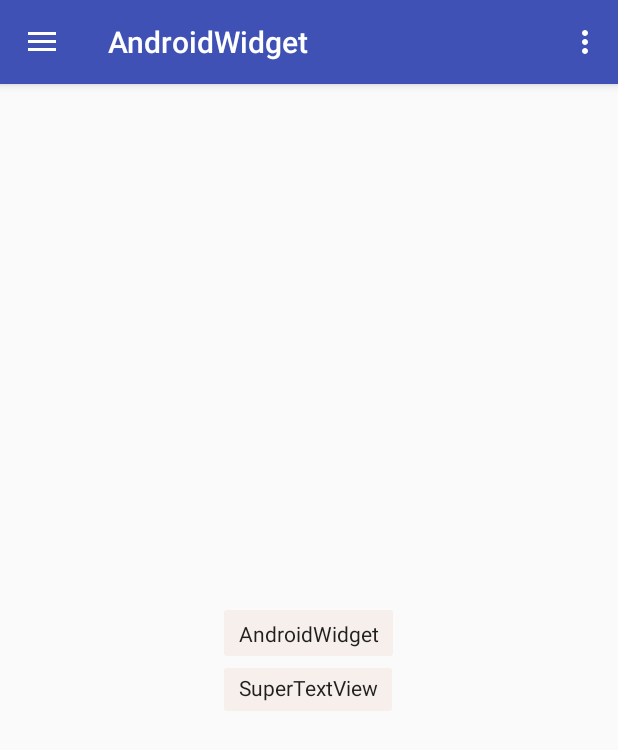
After one commit to supercoeus/AndroidWidget, an Android app: the fragment SuperTextViewFragment placed in its activity, on a phone screen of 412 x 824 dp. The commit adds this screen. Shown: the top 750 px of the screen. Run offline under Robolectric (Android 15) with nearby library versions, the light colour scheme and no system bars.

Commit message:
Add super text view

```diff
--- a/app/build.gradle
+++ b/app/build.gradle
@@ -5,7 +5,7 @@ android {
     buildToolsVersion "26.0.2"
     defaultConfig {
         applicationId "com.github.airsaid.androidwidget"
-        minSdkVersion 14
+        minSdkVersion 16
         targetSdkVersion 26
         versionCode 1
         versionName "1.0"
--- a/app/src/main/java/com/github/airsaid/androidwidget/MainFragment.java
+++ b/app/src/main/java/com/github/airsaid/androidwidget/MainFragment.java
@@ -12,6 +12,7 @@ import android.view.ViewGroup;
 import com.github.airsaid.androidwidget.adapter.ItemAdapter;
 import com.github.airsaid.androidwidget.data.Item;
 import com.github.airsaid.androidwidget.ui.AmountViewFragment;
+import com.github.airsaid.androidwidget.ui.SuperTextViewFragment;
 
 import java.util.ArrayList;
 import java.util.List;
@@ -44,7 +45,7 @@ public class MainFragment extends Fragment{
         mItems = new ArrayList<>();
 
         mItems.add(new Item("AmountView（数量加减控件）", AmountViewFragment.class));
-
+        mItems.add(new Item("SuperTextView（增强版 TextView）", SuperTextViewFragment.class));
 
         mItemAdapter.setNewData(mItems);
         mItemAdapter.setOnItemClickCallback(new ItemAdapter.OnItemClickCallback() {
--- /dev/null
+++ b/app/src/main/java/com/github/airsaid/androidwidget/ui/SuperTextViewFragment.java
@@ -0,0 +1,27 @@
+package com.github.airsaid.androidwidget.ui;
+
+import android.os.Bundle;
+import android.support.annotation.Nullable;
+import android.support.v4.app.Fragment;
+import android.view.LayoutInflater;
+import android.view.View;
+import android.view.ViewGroup;
+
+import com.github.airsaid.androidwidget.R;
+
+/**
+ * @author airsaid
+ */
+public class SuperTextViewFragment extends Fragment {
+
+    @Nullable
+    @Override
+    public View onCreateView(LayoutInflater inflater, @Nullable ViewGroup container, @Nullable Bundle savedInstanceState) {
+        return inflater.inflate(R.layout.fragment_super_text_view, container, false);
+    }
+
+    @Override
+    public void onViewCreated(View view, @Nullable Bundle savedInstanceState) {
+        super.onViewCreated(view, savedInstanceState);
+    }
+}
--- /dev/null
+++ b/app/src/main/java/com/github/airsaid/androidwidget/widget/SuperTextView.java
@@ -0,0 +1,90 @@
+package com.github.airsaid.androidwidget.widget;
+
+import android.content.Context;
+import android.content.res.TypedArray;
+import android.graphics.Canvas;
+import android.graphics.Rect;
+import android.graphics.drawable.Drawable;
+import android.support.annotation.Nullable;
+import android.support.v7.widget.AppCompatTextView;
+import android.text.Layout;
+import android.util.AttributeSet;
+
+import com.github.airsaid.androidwidget.R;
+
+/**
+ * @author airsaid
+ *
+ * 增加版 TextView. (目前只有根据项目需求进行扩展的, 后续还会进行增加更多功能)
+ */
+public class SuperTextView extends AppCompatTextView {
+
+    /** 背景 (与原有背景不同的是, 它会忽略掉文字的行间距) */
+    private Drawable mSuperBackground;
+
+    Rect mBounds = new Rect();
+
+    public SuperTextView(Context context) {
+        this(context, null);
+    }
+
+    public SuperTextView(Context context, @Nullable AttributeSet attrs) {
+        this(context, attrs, 0);
+    }
+
+    public SuperTextView(Context context, @Nullable AttributeSet attrs, int defStyleAttr) {
+        super(context, attrs, defStyleAttr);
+        TypedArray a = context.obtainStyledAttributes(attrs, R.styleable.SuperTextView);
+        mSuperBackground = a.getDrawable(R.styleable.SuperTextView_stv_background);
+        a.recycle();
+    }
+
+    @Override
+    protected void onDraw(Canvas canvas) {
+        drawSuperBackground(canvas);
+        super.onDraw(canvas);
+    }
+
+    private void drawSuperBackground(Canvas canvas){
+        if (mSuperBackground != null) {
+            int pl = getPaddingLeft();
+            int pr = getPaddingRight();
+            int pt = getPaddingTop();
+            int pb = getPaddingBottom();
+            Layout layout = getLayout();
+            int lineCount = layout.getLineCount();
+            int lineSpacingExtra = (int) getLineSpacingExtra();
+            for (int i = 0; i < lineCount; i++) {
+                mBounds.left   = (int) layout.getLineLeft(i);
+                mBounds.right  = (int) (layout.getLineRight(i) + pl + pr);
+                mBounds.top    = layout.getLineTop(i);
+                int lineBottom = layout.getLineBottom(i);
+                mBounds.bottom = i != lineCount - 1 ? lineBottom - lineSpacingExtra + pt + pt
+                        : lineBottom + pt + pb;
+                canvas.save();
+                mSuperBackground.setBounds(mBounds);
+                mSuperBackground.draw(canvas);
+                canvas.restore();
+            }
+        }
+    }
+
+    /**
+     * 设置 super 背景.
+     * @param drawable 背景 drawable.
+     */
+    public void setSuperBackground(Drawable drawable){
+        if(drawable != mSuperBackground){
+            mSuperBackground = drawable;
+            invalidate();
+        }
+    }
+
+    /**
+     * 获取 super 背景.
+     * @return 背景 drawable.
+     */
+    public Drawable getSuperBackground(){
+        return mSuperBackground;
+    }
+}
--- /dev/null
+++ b/app/src/main/res/drawable/bg_text_super.xml
@@ -0,0 +1,6 @@
+<?xml version="1.0" encoding="utf-8"?>
+<shape xmlns:android="http://schemas.android.com/apk/res/android"
+    android:shape="rectangle">
+    <corners android:radius="2dp"/>
+    <solid android:color="#F6EFEC"/>
+</shape>
--- /dev/null
+++ b/app/src/main/res/layout/fragment_super_text_view.xml
@@ -0,0 +1,27 @@
+<?xml version="1.0" encoding="utf-8"?>
+<android.support.constraint.ConstraintLayout
+    xmlns:android="http://schemas.android.com/apk/res/android"
+    xmlns:app="http://schemas.android.com/apk/res-auto"
+    xmlns:tools="http://schemas.android.com/tools"
+    android:layout_width="match_parent"
+    android:layout_height="match_parent"
+    android:padding="@dimen/activity_horizontal_margin"
+    tools:context="com.github.airsaid.androidwidget.MainActivity">
+
+    <com.github.airsaid.androidwidget.widget.SuperTextView
+        android:id="@+id/superTextView"
+        android:layout_width="wrap_content"
+        android:layout_height="wrap_content"
+        android:lineSpacingExtra="20dp"
+        android:paddingBottom="6dp"
+        android:paddingLeft="10dp"
+        android:paddingRight="10dp"
+        android:paddingTop="6dp"
+        android:text="AndroidWidget\nSuperTextView"
+        app:layout_constraintBottom_toBottomOf="parent"
+        app:layout_constraintLeft_toLeftOf="parent"
+        app:layout_constraintRight_toRightOf="parent"
+        app:layout_constraintTop_toTopOf="parent"
+        app:stv_background="@drawable/bg_text_super"/>
+
+</android.support.constraint.ConstraintLayout>
--- a/app/src/main/res/values/attrs.xml
+++ b/app/src/main/res/values/attrs.xml
@@ -17,4 +17,9 @@
         <attr name="av_stepSize" format="integer|reference"/>
         <attr name="av_amount" format="integer|reference"/>
     </declare-styleable>
+
+    <!-- 增加版 TextView -->
+    <declare-styleable name="SuperTextView">
+        <attr name="stv_background" format="color|reference"/>
+    </declare-styleable>
 </resources>
```
Also changed, not shown: 1 other file.
